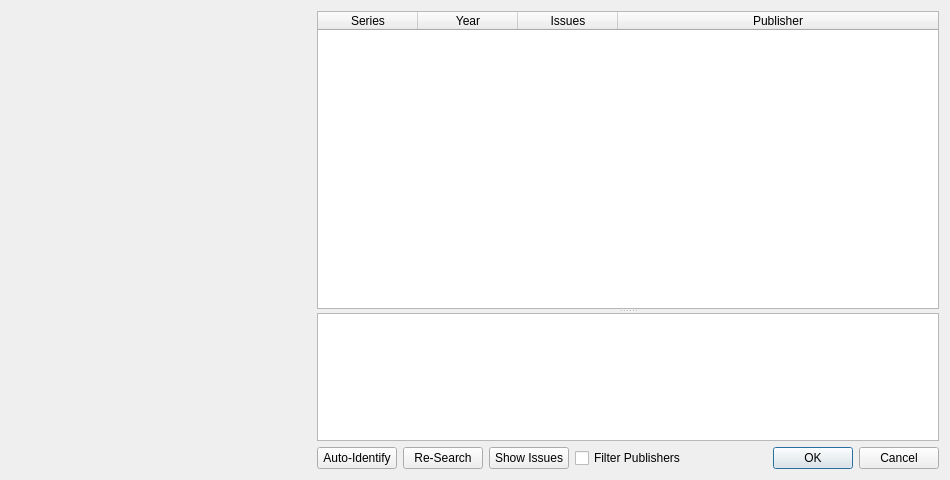
This is comictaggerlib/ui/seriesselectionwindow.ui in comictagger/comictagger as Qt 5 draws it before an edit. The edited form follows.
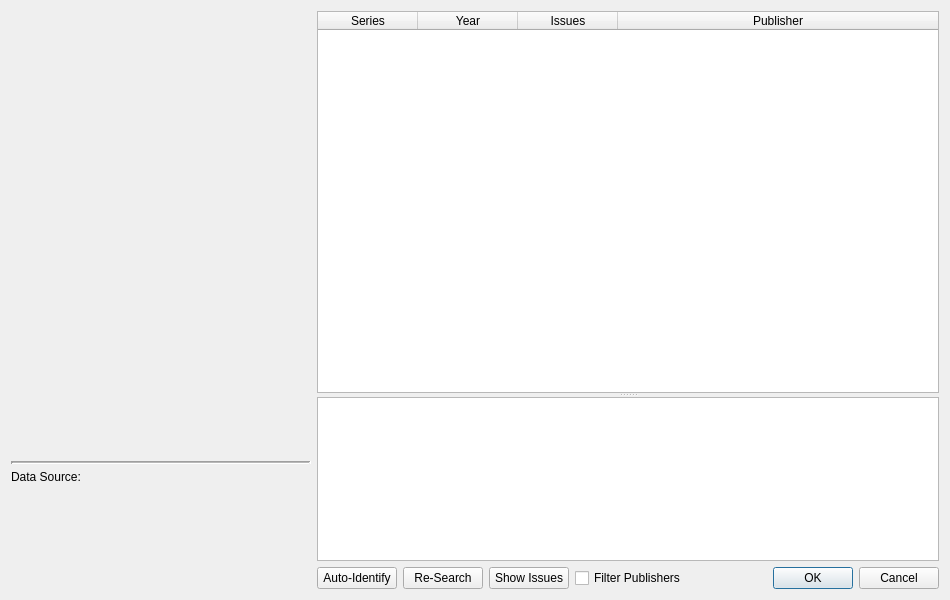
This is the edited form.

Commit message: Add source logo and URL to series window

```diff
--- a/comictaggerlib/ui/seriesselectionwindow.ui
+++ b/comictaggerlib/ui/seriesselectionwindow.ui
@@ -7,7 +7,7 @@
     <x>0</x>
     <y>0</y>
     <width>950</width>
-    <height>480</height>
+    <height>600</height>
    </rect>
   </property>
   <property name="windowTitle">
@@ -17,10 +17,27 @@
    <bool>false</bool>
   </property>
   <layout class="QGridLayout" name="gridLayout">
-   <item row="0" column="0">
+   <item row="0" column="2">
     <layout class="QHBoxLayout" name="horizontalLayout_2">
      <item>
+      <layout class="QVBoxLayout" name="verticalLayout_3">
+       <property name="spacing">
+        <number>0</number>
+       </property>
+       <property name="sizeConstraint">
+        <enum>QLayout::SetMaximumSize</enum>
+       </property>
+       <property name="leftMargin">
+        <number>0</number>
+       </property>
+       <item alignment="Qt::AlignTop">
       <widget class="QWidget" name="imageContainer" native="true">
+         <property name="sizePolicy">
+          <sizepolicy hsizetype="Preferred" vsizetype="Preferred">
+           <horstretch>0</horstretch>
+           <verstretch>0</verstretch>
+          </sizepolicy>
+         </property>
        <property name="minimumSize">
         <size>
          <width>300</width>
@@ -34,6 +51,50 @@
         </size>
        </property>
       </widget>
+       </item>
+       <item>
+        <widget class="Line" name="line">
+         <property name="lineWidth">
+          <number>2</number>
+         </property>
+         <property name="midLineWidth">
+          <number>1</number>
+         </property>
+         <property name="orientation">
+          <enum>Qt::Horizontal</enum>
+         </property>
+        </widget>
+       </item>
+       <item>
+        <widget class="QLabel" name="lblSourceName">
+         <property name="text">
+          <string>Data Source:</string>
+         </property>
+        </widget>
+       </item>
+       <item>
+        <widget class="QLabel" name="lblSourceLogo">
+         <property name="minimumSize">
+          <size>
+           <width>300</width>
+           <height>100</height>
+          </size>
+         </property>
+         <property name="maximumSize">
+          <size>
+           <width>300</width>
+           <height>100</height>
+          </size>
+         </property>
+         <property name="midLineWidth">
+          <number>0</number>
+         </property>
+         <property name="text">
+          <string/>
+         </property>
+        </widget>
+       </item>
+      </layout>
      </item>
      <item>
       <layout class="QVBoxLayout" name="verticalLayout">
@@ -85,17 +146,11 @@
            <property name="text">
             <string>Year</string>
            </property>
-           <property name="textAlignment">
-            <set>AlignCenter</set>
-           </property>
           </column>
           <column>
            <property name="text">
             <string>Issues</string>
            </property>
-           <property name="textAlignment">
-            <set>AlignCenter</set>
-           </property>
           </column>
           <column>
            <property name="text">
```
Lines whose indentation alone changed are shown as unchanged. The commit also changes 3 other files.
